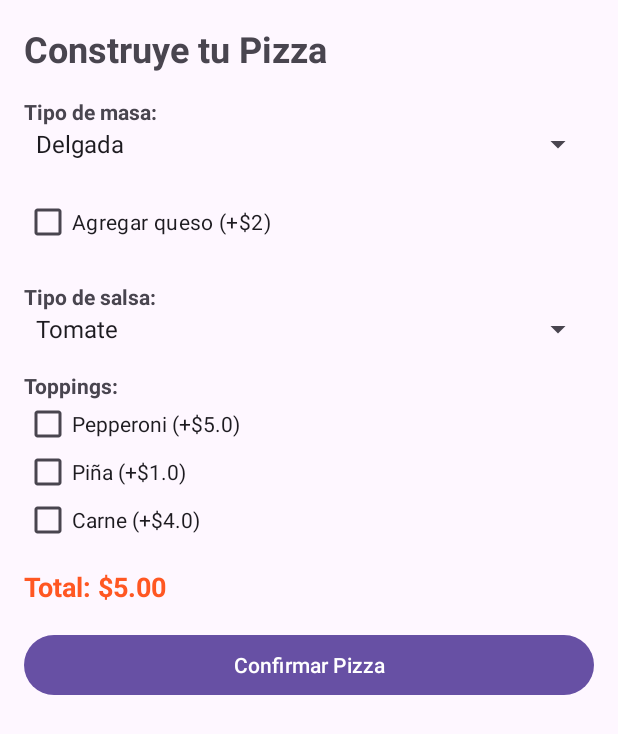
After one commit to PaoloDiazG/Mamma_Pasta, an Android app: the ConstruirPizzaActivity screen opened directly, with no data from a screen before it, on a phone screen of 412 x 824 dp. The commit adds this screen. Shown: the top 734 px of the screen. Run offline under Robolectric (Android 15) with nearby library versions, the phone set to English and light mode, and no system bars.

Commit message:
Segunda version estable - Crear pizzas + historial

```diff
--- a/app/src/main/AndroidManifest.xml
+++ b/app/src/main/AndroidManifest.xml
@@ -16,6 +16,12 @@
         <activity android:name=".login.RegisterActivity" />
         <activity android:name=".home.HomeActivity" />
         <activity android:name=".detail.DetallePizzaActivity" />
+        <activity android:name=".builder.ConstruirPizzaActivity" />
+        <activity android:name=".order.ConfirmacionActivity" />
+        <activity android:name=".historial.HistorialActivity"/>
+
+
+
 
         <activity
             android:name=".MainActivity"
--- /dev/null
+++ b/app/src/main/java/com/mammapasta/builder/ConstruirPizzaActivity.java
@@ -0,0 +1,114 @@
+package com.mammapasta.builder;
+
+import android.content.Intent;
+import android.os.Bundle;
+import android.widget.*;
+import androidx.appcompat.app.AppCompatActivity;
+import com.mammapasta.R;
+import com.mammapasta.db.DBHelper;
+import com.mammapasta.models.Topping;
+import com.mammapasta.order.ConfirmacionActivity;
+
+import java.util.*;
+
+public class ConstruirPizzaActivity extends AppCompatActivity {
+
+    Spinner spinnerMasa, spinnerSalsa;
+    CheckBox chkQueso;
+    LinearLayout layoutToppings;
+    TextView txtPrecioTotal;
+    Button btnConfirmar;
+
+    List<Topping> toppingsList;
+    Map<CheckBox, Topping> toppingCheckboxes = new HashMap<>();
+
+    double precioBase = 5.0;
+    double precioTotal;
+
+    @Override
+    protected void onCreate(Bundle savedInstanceState) {
+        super.onCreate(savedInstanceState);
+        setContentView(R.layout.activity_construir_pizza);
+
+        spinnerMasa = findViewById(R.id.spinnerMasa);
+        spinnerSalsa = findViewById(R.id.spinnerSalsa);
+        chkQueso = findViewById(R.id.chkQueso);
+        layoutToppings = findViewById(R.id.layoutToppings);
+        txtPrecioTotal = findViewById(R.id.txtPrecioTotal);
+        btnConfirmar = findViewById(R.id.btnConfirmar);
+
+        cargarSpinners();
+        cargarToppings();
+
+        chkQueso.setOnCheckedChangeListener((buttonView, isChecked) -> calcularTotal());
+
+        btnConfirmar.setOnClickListener(v -> confirmarPizza());
+    }
+
+    private void cargarSpinners() {
+        String[] masas = {"Delgada", "Gruesa", "Integral"};
+        ArrayAdapter<String> adapterMasa = new ArrayAdapter<>(this,
+                android.R.layout.simple_spinner_item, masas);
+        spinnerMasa.setAdapter(adapterMasa);
+
+        String[] salsas = {"Tomate", "BBQ", "Blanca"};
+        ArrayAdapter<String> adapterSalsa = new ArrayAdapter<>(this,
+                android.R.layout.simple_spinner_item, salsas);
+        spinnerSalsa.setAdapter(adapterSalsa);
+    }
+
+    private void cargarToppings() {
+        DBHelper dbHelper = new DBHelper(this);
+        toppingsList = dbHelper.getAllToppings();
+
+        for (Topping topping : toppingsList) {
+            CheckBox checkBox = new CheckBox(this);
+            checkBox.setText(topping.getNombre() + " (+$" + topping.getPrecioExtra() + ")");
+            layoutToppings.addView(checkBox);
+            toppingCheckboxes.put(checkBox, topping);
+
+            checkBox.setOnCheckedChangeListener((buttonView, isChecked) -> calcularTotal());
+        }
+
+        calcularTotal();
+    }
+
+    private void calcularTotal() {
+        double total = precioBase;
+
+        if (chkQueso.isChecked()) {
+            total += 2.0;
+        }
+
+        for (Map.Entry<CheckBox, Topping> entry : toppingCheckboxes.entrySet()) {
+            if (entry.getKey().isChecked()) {
+                total += entry.getValue().getPrecioExtra();
+            }
+        }
+
+        precioTotal = total;
+        txtPrecioTotal.setText("Total: $" + String.format("%.2f", precioTotal));
+    }
+
+    private void confirmarPizza() {
+        String masa = spinnerMasa.getSelectedItem().toString();
+        String salsa = spinnerSalsa.getSelectedItem().toString();
+        boolean conQueso = chkQueso.isChecked();
+
+        List<String> toppingsSeleccionados = new ArrayList<>();
+        for (Map.Entry<CheckBox, Topping> entry : toppingCheckboxes.entrySet()) {
+            if (entry.getKey().isChecked()) {
+                toppingsSeleccionados.add(entry.getValue().getNombre());
+            }
+        }
+
+        // Enviar a ConfirmacionActivity
+        Intent intent = new Intent(this, ConfirmacionActivity.class);
+        intent.putExtra("masa", masa);
+        intent.putExtra("salsa", salsa);
+        intent.putExtra("queso", conQueso);
+        intent.putExtra("toppings", String.join(", ", toppingsSeleccionados));
+        intent.putExtra("precio_total", precioTotal);
+        startActivity(intent);
+    }
+}
--- a/app/src/main/java/com/mammapasta/db/DBHelper.java
+++ b/app/src/main/java/com/mammapasta/db/DBHelper.java
@@ -14,11 +14,21 @@ import java.util.List;
 public class DBHelper extends SQLiteOpenHelper {
 
     private static final String DB_NAME = "mammapasta.db";
-    private static final int DB_VERSION = 1;
+    private static final int DB_VERSION = 2;
+
+    private static final String TABLE_PEDIDOS = "table_pedidos";
+
+    private static final String CREATE_PEDIDOS_TABLE =
+            "CREATE TABLE " + TABLE_PEDIDOS + " (" +
+                    "id_pedido INTEGER PRIMARY KEY AUTOINCREMENT," +
+                    "nombre_pizza TEXT," +
+                    "detalles TEXT," +
+                    "precio REAL)";
 
     public DBHelper(Context context) {
         super(context, DB_NAME, null, DB_VERSION);
     }
+
     @Override
     public void onCreate(SQLiteDatabase db) {
         // Crear tabla pizzas
@@ -36,6 +46,7 @@ public class DBHelper extends SQLiteOpenHelper {
                 "precio_extra REAL)");
 
         // Insertar datos iniciales
+        db.execSQL(CREATE_PEDIDOS_TABLE);
         insertInitialData(db);
     }
 
@@ -84,6 +95,7 @@ public class DBHelper extends SQLiteOpenHelper {
     public void onUpgrade(SQLiteDatabase db, int oldVersion, int newVersion) {
         db.execSQL("DROP TABLE IF EXISTS table_pizzas");
         db.execSQL("DROP TABLE IF EXISTS table_toppings");
+        db.execSQL("DROP TABLE IF EXISTS table_pedidos");
         onCreate(db);
     }
 
@@ -125,5 +137,30 @@ public class DBHelper extends SQLiteOpenHelper {
         return toppings;
     }
 
+    public void insertarPedido(String nombrePizza, String detalles, double precio) {
+        SQLiteDatabase db = this.getWritableDatabase();
+        ContentValues values = new ContentValues();
+        values.put("nombre_pizza", nombrePizza);
+        values.put("detalles", detalles);
+        values.put("precio", precio);
+        db.insert(TABLE_PEDIDOS, null, values);
+        db.close();
+    }
 
+    public List<String> getAllPedidos() {
+        List<String> pedidos = new ArrayList<>();
+        SQLiteDatabase db = this.getReadableDatabase();
+        Cursor cursor = db.rawQuery("SELECT * FROM " + TABLE_PEDIDOS, null);
+
+        if (cursor.moveToFirst()) {
+            do {
+                String nombre = cursor.getString(cursor.getColumnIndexOrThrow("nombre_pizza"));
+                String detalles = cursor.getString(cursor.getColumnIndexOrThrow("detalles"));
+                double precio = cursor.getDouble(cursor.getColumnIndexOrThrow("precio"));
+                pedidos.add(nombre + " | " + detalles + " | $" + precio);
+            } while (cursor.moveToNext());
+        }
+        cursor.close();
+        return pedidos;
+    }
 }
--- /dev/null
+++ b/app/src/main/res/layout/activity_construir_pizza.xml
@@ -0,0 +1,85 @@
+<ScrollView xmlns:android="http://schemas.android.com/apk/res/android"
+    android:layout_width="match_parent"
+    android:layout_height="match_parent"
+    android:padding="16dp">
+
+    <LinearLayout
+        android:orientation="vertical"
+        android:layout_width="match_parent"
+        android:layout_height="wrap_content">
+
+        <TextView
+            android:text="Construye tu Pizza"
+            android:textSize="24sp"
+            android:textStyle="bold"
+            android:layout_marginBottom="16dp"
+            android:layout_width="wrap_content"
+            android:layout_height="wrap_content"/>
+
+        <!-- Tipo de masa -->
+        <TextView
+            android:text="Tipo de masa:"
+            android:textStyle="bold"
+            android:layout_width="wrap_content"
+            android:layout_height="wrap_content"/>
+
+        <Spinner
+            android:id="@+id/spinnerMasa"
+            android:layout_width="match_parent"
+            android:layout_height="wrap_content"
+            android:layout_marginBottom="16dp"/>
+
+        <!-- Queso -->
+        <CheckBox
+            android:id="@+id/chkQueso"
+            android:text="Agregar queso (+$2)"
+            android:layout_marginBottom="16dp"
+            android:layout_width="wrap_content"
+            android:layout_height="wrap_content"/>
+
+        <!-- Salsa -->
+        <TextView
+            android:text="Tipo de salsa:"
+            android:textStyle="bold"
+            android:layout_width="wrap_content"
+            android:layout_height="wrap_content"/>
+
+        <Spinner
+            android:id="@+id/spinnerSalsa"
+            android:layout_width="match_parent"
+            android:layout_height="wrap_content"
+            android:layout_marginBottom="16dp"/>
+
+        <!-- Toppings -->
+        <TextView
+            android:text="Toppings:"
+            android:textStyle="bold"
+            android:layout_width="wrap_content"
+            android:layout_height="wrap_content"/>
+
+        <LinearLayout
+            android:id="@+id/layoutToppings"
+            android:orientation="vertical"
+            android:layout_width="match_parent"
+            android:layout_height="wrap_content"/>
+
+        <!-- Total -->
+        <TextView
+            android:id="@+id/txtPrecioTotal"
+            android:text="Total: $0.00"
+            android:textStyle="bold"
+            android:textColor="#FF5722"
+            android:textSize="18sp"
+            android:layout_marginTop="16dp"
+            android:layout_width="wrap_content"
+            android:layout_height="wrap_content"/>
+
+        <Button
+            android:id="@+id/btnConfirmar"
+            android:text="Confirmar Pizza"
+            android:layout_marginTop="16dp"
+            android:layout_width="match_parent"
+            android:layout_height="wrap_content"/>
+
+    </LinearLayout>
+</ScrollView>
```
Also changed, not shown: app/src/main/java/com/mammapasta/detail/DetallePizzaActivity.java (+24 -3 lines), app/src/main/java/com/mammapasta/historial/HistorialActivity.java (added, +33 -0 lines), app/src/main/java/com/mammapasta/historial/HistorialAdapter.java (added, +48 -0 lines), app/src/main/java/com/mammapasta/home/HomeActivity.java (+22 -0 lines), app/src/main/java/com/mammapasta/order/ConfirmacionActivity.java (added, +87 -0 lines), app/src/main/res/layout/activity_confirmacion.xml (added, +48 -0 lines), app/src/main/res/layout/activity_historial.xml (added, +16 -0 lines), app/src/main/res/layout/activity_home.xml (+28 -3 lines), app/src/main/res/layout/item_historial.xml (added, +19 -0 lines).
